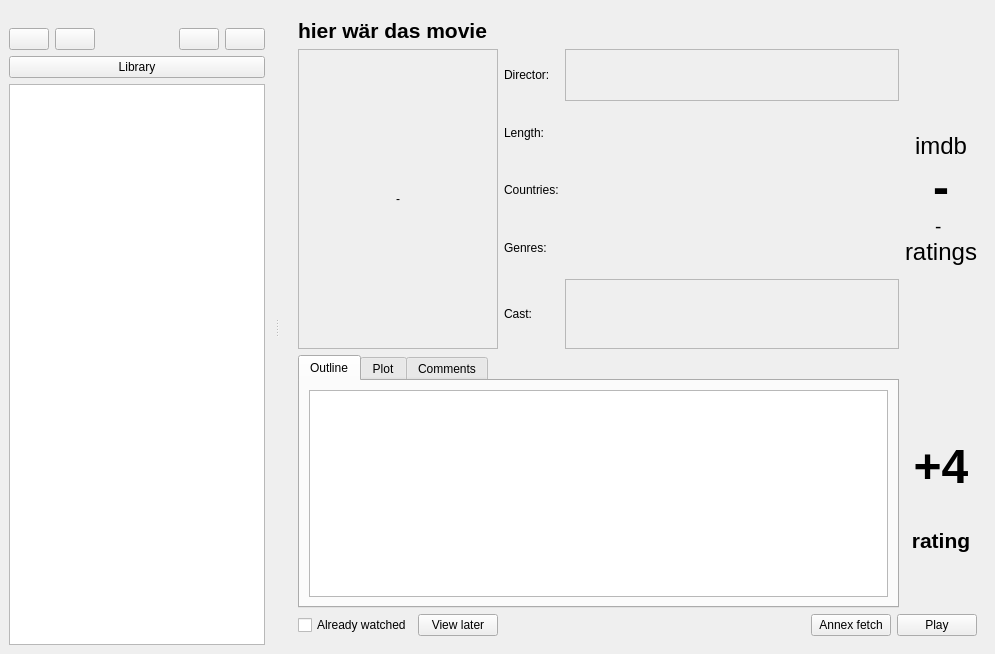
Old version of the form moviehamster/gui/qtgui.ui in the repository bordstein/hamster.
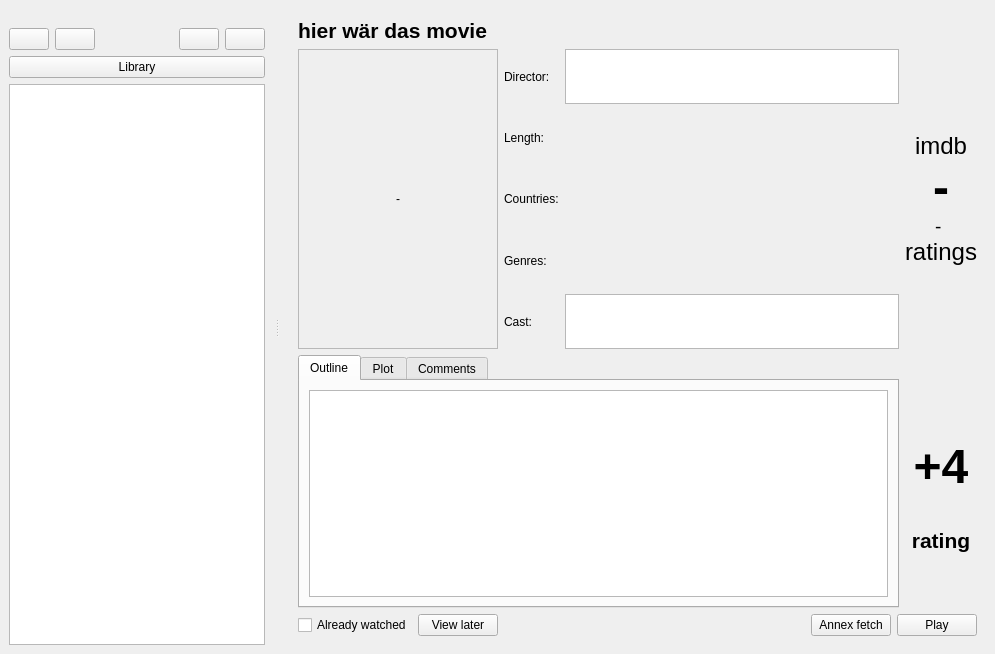
New version of the form. Icons and pictures are not drawn.

Commit message: use QListWidget with LinkButtons for directors and actors

Diff of the .ui file:
```diff
--- a/moviehamster/gui/qtgui.ui
+++ b/moviehamster/gui/qtgui.ui
@@ -511,86 +511,35 @@
          </widget>
         </item>
         <item row="5" column="2">
-         <widget class="QScrollArea" name="scrollable_box_cast">
+         <widget class="QListWidget" name="box_cast">
           <property name="sizePolicy">
-           <sizepolicy hsizetype="MinimumExpanding" vsizetype="Minimum">
+           <sizepolicy hsizetype="Expanding" vsizetype="Ignored">
             <horstretch>0</horstretch>
             <verstretch>0</verstretch>
            </sizepolicy>
           </property>
-          <property name="frameShape">
-           <enum>QFrame::StyledPanel</enum>
+          <property name="flow">
+           <enum>QListView::LeftToRight</enum>
           </property>
-          <property name="frameShadow">
-           <enum>QFrame::Sunken</enum>
-          </property>
-          <property name="widgetResizable">
+          <property name="isWrapping" stdset="0">
            <bool>true</bool>
           </property>
-          <widget class="QWidget" name="scrollAreaWidgetContents">
-           <property name="geometry">
-            <rect>
-             <x>0</x>
-             <y>0</y>
-             <width>316</width>
-             <height>76</height>
-            </rect>
-           </property>
-           <layout class="QFormLayout" name="box_cast">
-            <property name="fieldGrowthPolicy">
-             <enum>QFormLayout::AllNonFixedFieldsGrow</enum>
-            </property>
-            <property name="horizontalSpacing">
-             <number>3</number>
-            </property>
-            <property name="verticalSpacing">
-             <number>3</number>
-            </property>
-            <property name="margin">
-             <number>0</number>
-            </property>
-           </layout>
-          </widget>
          </widget>
         </item>
         <item row="1" column="2">
-         <widget class="QScrollArea" name="scrollable_box_director">
+         <widget class="QListWidget" name="box_director">
           <property name="sizePolicy">
-           <sizepolicy hsizetype="MinimumExpanding" vsizetype="Ignored">
+           <sizepolicy hsizetype="Expanding" vsizetype="Ignored">
             <horstretch>0</horstretch>
             <verstretch>0</verstretch>
            </sizepolicy>
           </property>
-          <property name="widgetResizable">
+          <property name="flow">
+           <enum>QListView::LeftToRight</enum>
+          </property>
+          <property name="isWrapping" stdset="0">
            <bool>true</bool>
           </property>
-          <property name="alignment">
-           <set>Qt::AlignRight|Qt::AlignTop|Qt::AlignTrailing</set>
-          </property>
-          <widget class="QWidget" name="scrollAreaWidgetContents_2">
-           <property name="geometry">
-            <rect>
-             <x>0</x>
-             <y>0</y>
-             <width>316</width>
-             <height>48</height>
-            </rect>
-           </property>
-           <layout class="QFormLayout" name="box_director">
-            <property name="fieldGrowthPolicy">
-             <enum>QFormLayout::AllNonFixedFieldsGrow</enum>
-            </property>
-            <property name="horizontalSpacing">
-             <number>0</number>
-            </property>
-            <property name="verticalSpacing">
-             <number>0</number>
-            </property>
-            <property name="margin">
-             <number>0</number>
-            </property>
-           </layout>
-          </widget>
          </widget>
         </item>
        </layout>
```
The commit also changes 3 other files.
